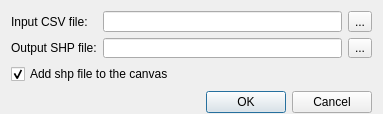
First picture: the form in src/converter_dialog.ui, repository nextgis/qgis_rugeocoder, before the edit.
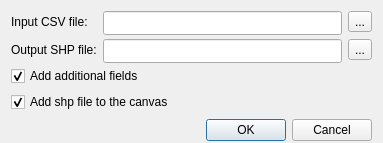
Second picture: the form after the edit.

Patch:
```diff
--- a/src/converter_dialog.ui
+++ b/src/converter_dialog.ui
@@ -7,7 +7,7 @@
     <x>0</x>
     <y>0</y>
     <width>383</width>
-    <height>114</height>
+    <height>143</height>
    </rect>
   </property>
   <property name="sizePolicy">
@@ -19,13 +19,13 @@
   <property name="minimumSize">
    <size>
     <width>383</width>
-    <height>114</height>
+    <height>143</height>
    </size>
   </property>
   <property name="maximumSize">
    <size>
     <width>383</width>
-    <height>114</height>
+    <height>143</height>
    </size>
   </property>
   <property name="windowTitle">
@@ -35,13 +35,6 @@
    <property name="bottomMargin">
     <number>4</number>
    </property>
-   <item row="1" column="2">
-    <widget class="QToolButton" name="btnSelectShp">
-     <property name="text">
-      <string>...</string>
-     </property>
-    </widget>
-   </item>
    <item row="0" column="2">
     <widget class="QToolButton" name="btnSelectCsv">
      <property name="text">
@@ -49,7 +42,7 @@
      </property>
     </widget>
    </item>
-   <item row="4" column="0" colspan="3">
+   <item row="5" column="0" colspan="3">
     <widget class="QDialogButtonBox" name="buttonBox">
      <property name="sizePolicy">
       <sizepolicy hsizetype="Expanding" vsizetype="Fixed">
@@ -71,24 +64,15 @@
      </property>
     </widget>
    </item>
-   <item row="2" column="0" colspan="3">
-    <widget class="QCheckBox" name="chkAddToCanvas">
-     <property name="sizePolicy">
-      <sizepolicy hsizetype="Expanding" vsizetype="Expanding">
-       <horstretch>0</horstretch>
-       <verstretch>0</verstretch>
-      </sizepolicy>
-     </property>
-     <property name="text">
-      <string>Add shp file to the canvas</string>
-     </property>
-     <property name="checked">
-      <bool>true</bool>
-     </property>
-    </widget>
-   </item>
    <item row="1" column="1">
-    <widget class="QLineEdit" name="txtShpPath"/>
+    <widget class="QLineEdit" name="txtShpPath">
+     <property name="minimumSize">
+      <size>
+       <width>0</width>
+       <height>24</height>
+      </size>
+     </property>
+    </widget>
    </item>
    <item row="0" column="0">
     <widget class="QLabel" name="lblCSV">
@@ -106,8 +90,28 @@
      </property>
     </widget>
    </item>
-   <item row="0" column="1">
-    <widget class="QLineEdit" name="txtCsvPath"/>
+   <item row="3" column="0" colspan="3">
+    <widget class="QCheckBox" name="chkAddToCanvas">
+     <property name="sizePolicy">
+      <sizepolicy hsizetype="Expanding" vsizetype="Expanding">
+       <horstretch>0</horstretch>
+       <verstretch>0</verstretch>
+      </sizepolicy>
+     </property>
+     <property name="text">
+      <string>Add shp file to the canvas</string>
+     </property>
+     <property name="checked">
+      <bool>true</bool>
+     </property>
+    </widget>
+   </item>
+   <item row="1" column="2">
+    <widget class="QToolButton" name="btnSelectShp">
+     <property name="text">
+      <string>...</string>
+     </property>
+    </widget>
    </item>
    <item row="1" column="0">
     <widget class="QLabel" name="lblSHP">
@@ -122,6 +126,26 @@
      </property>
     </widget>
    </item>
+   <item row="0" column="1">
+    <widget class="QLineEdit" name="txtCsvPath">
+     <property name="minimumSize">
+      <size>
+       <width>0</width>
+       <height>24</height>
+      </size>
+     </property>
+    </widget>
+   </item>
+   <item row="2" column="0" colspan="3">
+    <widget class="QCheckBox" name="chkAddAdditionalFields">
+     <property name="text">
+      <string>Add additional fields</string>
+     </property>
+     <property name="checked">
+      <bool>true</bool>
+     </property>
+    </widget>
+   </item>
   </layout>
  </widget>
  <resources/>
```
